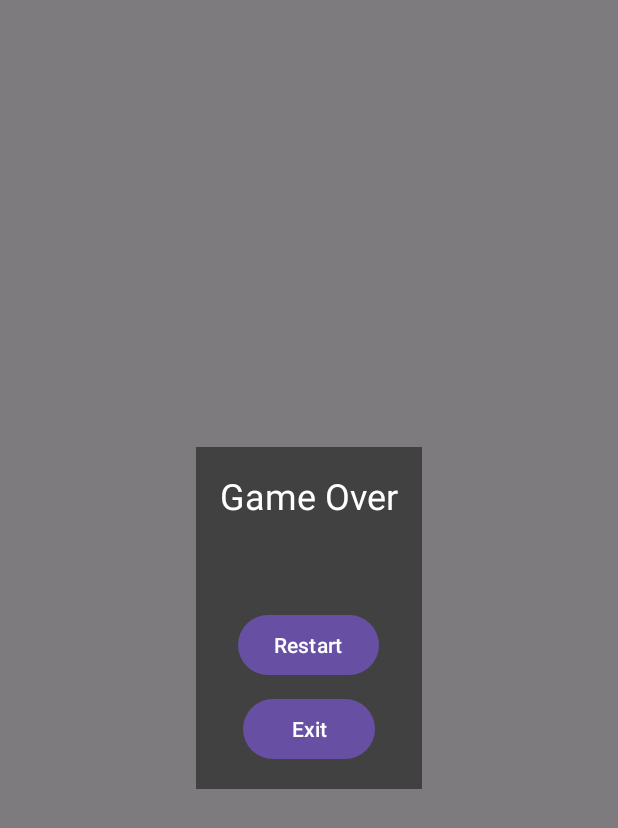
After one commit to stevengresham03/Hamster_Havok, an Android app: the layout death_screen.xml on its own in the app's theme, with its tools: preview values and no code run, on a phone screen of 412 x 824 dp. The commit adds this screen. Shown: the top 828 px of the screen. Run offline under Robolectric (Android 15) with nearby library versions, the phone set to English and light mode, and no system bars.

Commit message:
added death screen

```diff
--- a/app/src/main/java/com/scgiii/hamsterhavok/LargeObstacle.java
+++ b/app/src/main/java/com/scgiii/hamsterhavok/GameObject/LargeObstacle.java
@@ -1,4 +1,4 @@
-package com.scgiii.hamsterhavok;
+package com.scgiii.hamsterhavok.GameObject;
 
 import android.graphics.Bitmap;
 import android.graphics.Canvas;
--- a/app/src/main/java/com/scgiii/hamsterhavok/MovingObstacle.java
+++ b/app/src/main/java/com/scgiii/hamsterhavok/GameObject/MovingObstacle.java
@@ -1,4 +1,4 @@
-package com.scgiii.hamsterhavok;
+package com.scgiii.hamsterhavok.GameObject;
 
 import android.graphics.Bitmap;
 
--- a/app/src/main/java/com/scgiii/hamsterhavok/Obstacle.java
+++ b/app/src/main/java/com/scgiii/hamsterhavok/GameObject/Obstacle.java
@@ -1,4 +1,4 @@
-package com.scgiii.hamsterhavok;
+package com.scgiii.hamsterhavok.GameObject;
 
 import android.graphics.Bitmap;
 import android.graphics.Canvas;
--- a/app/src/main/java/com/scgiii/hamsterhavok/ObstacleFactory.java
+++ b/app/src/main/java/com/scgiii/hamsterhavok/GameObject/ObstacleFactory.java
@@ -1,8 +1,11 @@
-package com.scgiii.hamsterhavok;
+package com.scgiii.hamsterhavok.GameObject;
 
 import android.content.Context;
 import android.graphics.Bitmap;
 import android.graphics.BitmapFactory;
+
+import com.scgiii.hamsterhavok.Background;
+import com.scgiii.hamsterhavok.R;
 
 import java.util.Random;
 
--- a/app/src/main/java/com/scgiii/hamsterhavok/SmallObstacle.java
+++ b/app/src/main/java/com/scgiii/hamsterhavok/GameObject/SmallObstacle.java
@@ -1,4 +1,4 @@
-package com.scgiii.hamsterhavok;
+package com.scgiii.hamsterhavok.GameObject;
 
 import android.graphics.Bitmap;
 import android.graphics.Canvas;
--- /dev/null
+++ b/app/src/main/res/layout/death_screen.xml
@@ -0,0 +1,48 @@
+<?xml version="1.0" encoding="utf-8"?>
+<FrameLayout xmlns:android="http://schemas.android.com/apk/res/android"
+    android:layout_width="match_parent"
+    android:layout_height="match_parent"
+    android:background="#80000000">
+
+    <LinearLayout
+        android:layout_width="wrap_content"
+        android:layout_height="wrap_content"
+        android:layout_gravity="center"
+        android:orientation="vertical"
+        android:padding="16dp"
+        android:background="#CC333333">
+
+        <TextView
+            android:layout_width="wrap_content"
+            android:layout_height="wrap_content"
+            android:text="Game Over"
+            android:textSize="24sp"
+            android:textColor="#FFFFFF"
+            android:layout_gravity="center_horizontal"
+            android:layout_marginBottom="16dp"/>
+        <TextView
+            android:id="@+id/finalScoreText"
+            android:layout_width="wrap_content"
+            android:layout_height="wrap_content"
+            android:textSize="20sp"
+            android:textColor="#FFFFFF"
+            android:layout_gravity="center_horizontal"
+            android:layout_marginBottom="16dp"/>
+
+        <Button
+            android:id="@+id/restartButton"
+            android:layout_width="wrap_content"
+            android:layout_height="wrap_content"
+            android:text="Restart"
+            android:layout_gravity="center_horizontal"
+            android:layout_marginBottom="8dp"/>
+
+        <Button
+            android:id="@+id/exitButton"
+            android:layout_width="wrap_content"
+            android:layout_height="wrap_content"
+            android:text="Exit"
+            android:layout_gravity="center_horizontal"/>
+
+    </LinearLayout>
+</FrameLayout>
--- a/app/src/main/res/values/strings.xml
+++ b/app/src/main/res/values/strings.xml
@@ -1,3 +1,5 @@
 <resources>
     <string name="app_name">Hamster Havok!</string>
+    <!-- TODO: Remove or change this placeholder text -->
+    <string name="hello_blank_fragment">Hello blank fragment</string>
 </resources>
```
Also changed, not shown: app/src/main/java/com/scgiii/hamsterhavok/GameObject/Player.java (renamed from app/src/main/java/com/scgiii/hamsterhavok/Player.java, +10 -1 lines), app/src/main/java/com/scgiii/hamsterhavok/GameObject/PlayerObject.java (renamed from app/src/main/java/com/scgiii/hamsterhavok/PlayerObject.java, +8 -3 lines), app/src/main/java/com/scgiii/hamsterhavok/GameViews.java (+22 -2 lines), app/src/main/java/com/scgiii/hamsterhavok/MainActivity.java (+69 -2 lines).
